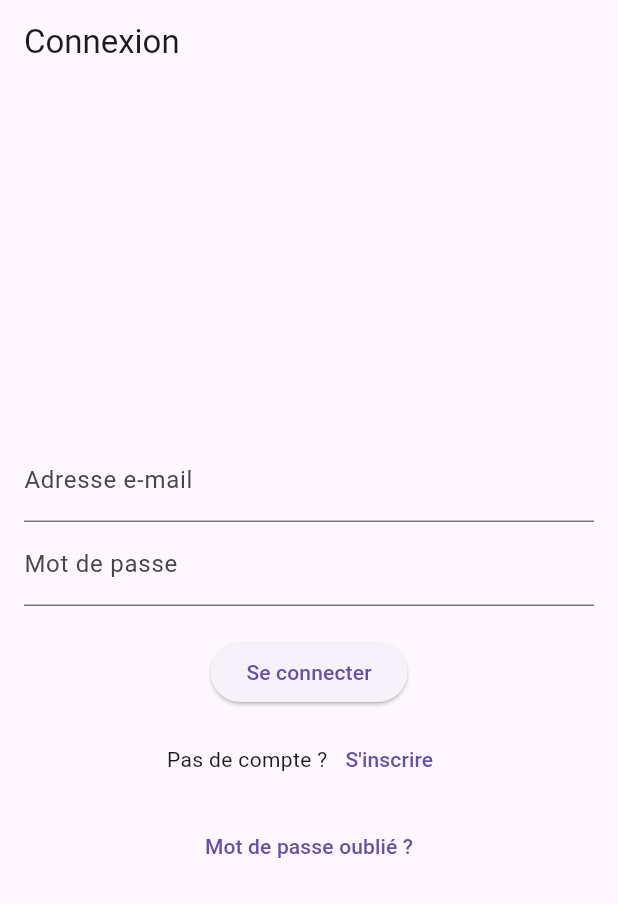
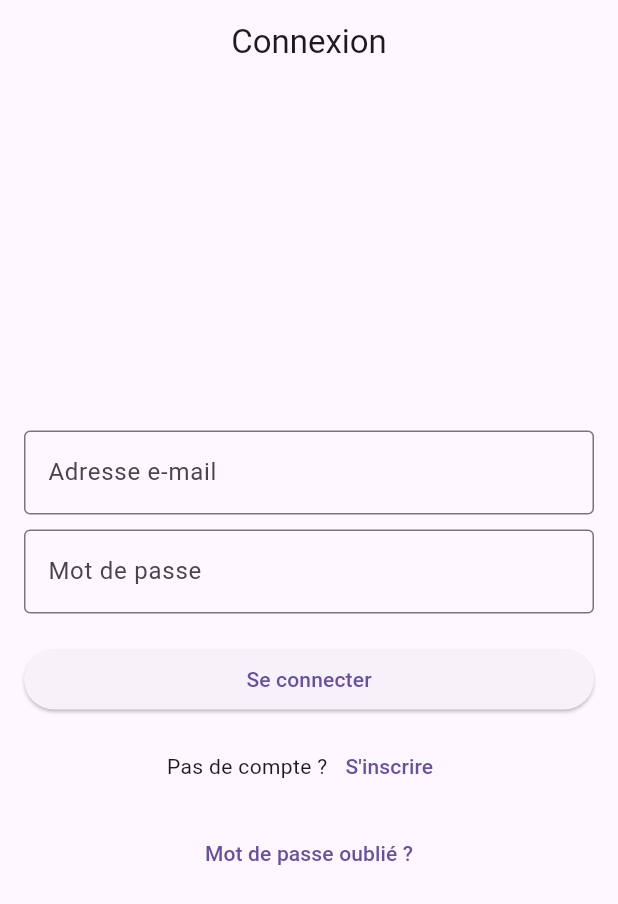
Before and after one commit to zlahmar/Projet_IoT_AMC, a Flutter app: the screen it shows after launch, on a phone screen of 412 x 824 dp. Shown: the top 904 px of the screen. Run offline on Flutter 3.47's test engine with Material 3 defaults, Android fonts, the phone set to English and light mode, and no system bars.

Commit message:
Enhance login and device selection pages with improved UI and error handling

```diff
--- a/lib/views/auth/login_page.dart
+++ b/lib/views/auth/login_page.dart
@@ -10,30 +10,66 @@ class LoginPage extends StatelessWidget {
   @override
   Widget build(BuildContext context) {
     return Scaffold(
-      appBar: AppBar(title: Text("Connexion")),
+      appBar: AppBar(
+        title: Text("Connexion"),
+        centerTitle: true,
+      ),
       body: Padding(
-        padding: EdgeInsets.all(16.0),
+        padding: const EdgeInsets.all(16.0),
         child: Column(
           mainAxisAlignment: MainAxisAlignment.center,
+          crossAxisAlignment: CrossAxisAlignment.stretch,
           children: [
             TextField(
               controller: emailController,
-              decoration: InputDecoration(labelText: "Adresse e-mail"),
+              decoration: InputDecoration(
+                labelText: "Adresse e-mail",
+                border: OutlineInputBorder(),
               ),
+              keyboardType: TextInputType.emailAddress,
+            ),
+            SizedBox(height: 10),
             TextField(
               controller: passwordController,
               obscureText: true,
-              decoration: InputDecoration(labelText: "Mot de passe"),
+              decoration: InputDecoration(
+                labelText: "Mot de passe",
+                border: OutlineInputBorder(),
+              ),
             ),
             SizedBox(height: 20),
             ElevatedButton(
               onPressed: () {
-                // Logique de connexion, puis redirection
+                if (emailController.text.isEmpty ||
+                    passwordController.text.isEmpty) {
+                  // Si un champ est vide, affichez un message d'erreur
+                  showDialog(
+                    context: context,
+                    builder: (context) => AlertDialog(
+                      title: Text("Erreur"),
+                      content: Text(
+                          "Veuillez remplir tous les champs pour continuer."),
+                      actions: [
+                        TextButton(
+                          onPressed: () {
+                            Navigator.pop(context);
+                          },
+                          child: Text("OK"),
+                        ),
+                      ],
+                    ),
+                  );
+                } else {
+                  // Logique de connexion réussie
                   Navigator.push(
                     context,
                     MaterialPageRoute(
-                      builder: (context) => DeviceSelectionPage()),
+                      builder: (context) => DeviceSelectionPage(
+                        username: emailController.text,
+                      ),
+                    ),
                   );
+                }
               },
               child: Text("Se connecter"),
             ),
@@ -54,14 +90,19 @@ class LoginPage extends StatelessWidget {
               ],
             ),
             SizedBox(height: 10),
-            TextButton(
+            Align(
+              alignment: Alignment.center,
+              child: TextButton(
                 onPressed: () {
                   Navigator.push(
                     context,
-                  MaterialPageRoute(builder: (context) => ForgotPasswordPage()),
+                    MaterialPageRoute(
+                      builder: (context) => ForgotPasswordPage(),
+                    ),
                   );
                 },
                 child: Text("Mot de passe oublié ?"),
+              ),
             ),
           ],
         ),
```
Also changed, not shown: lib/views/home/device_selection_page.dart (+100 -12 lines). Lines whose indentation alone changed are shown as unchanged.
